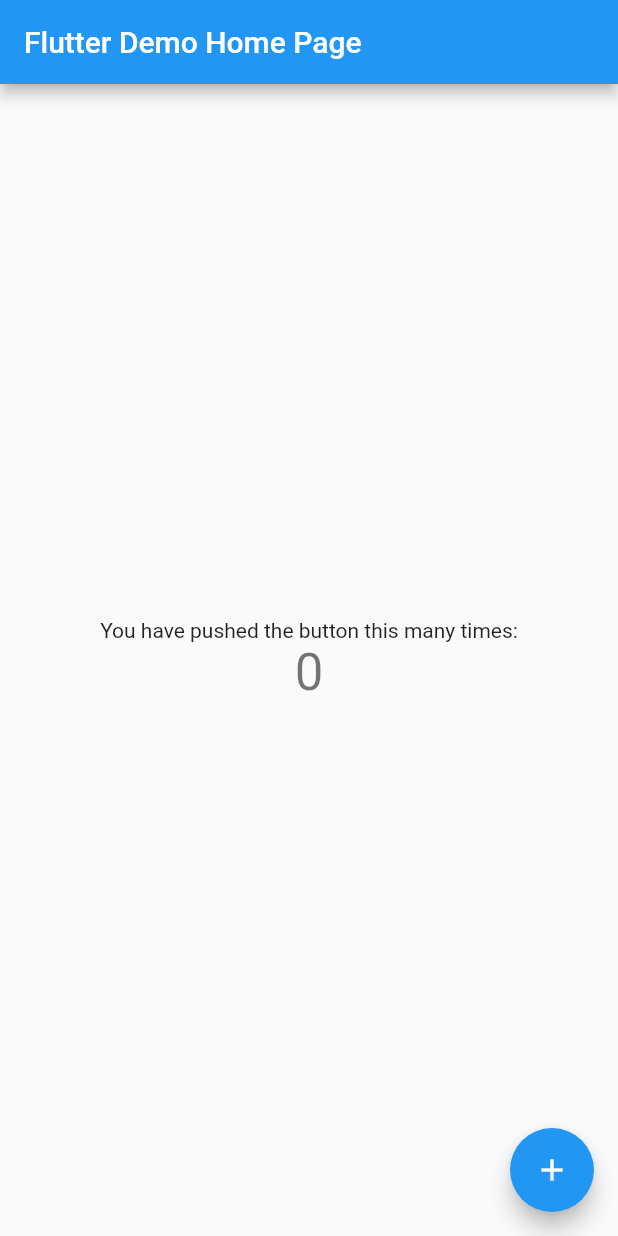
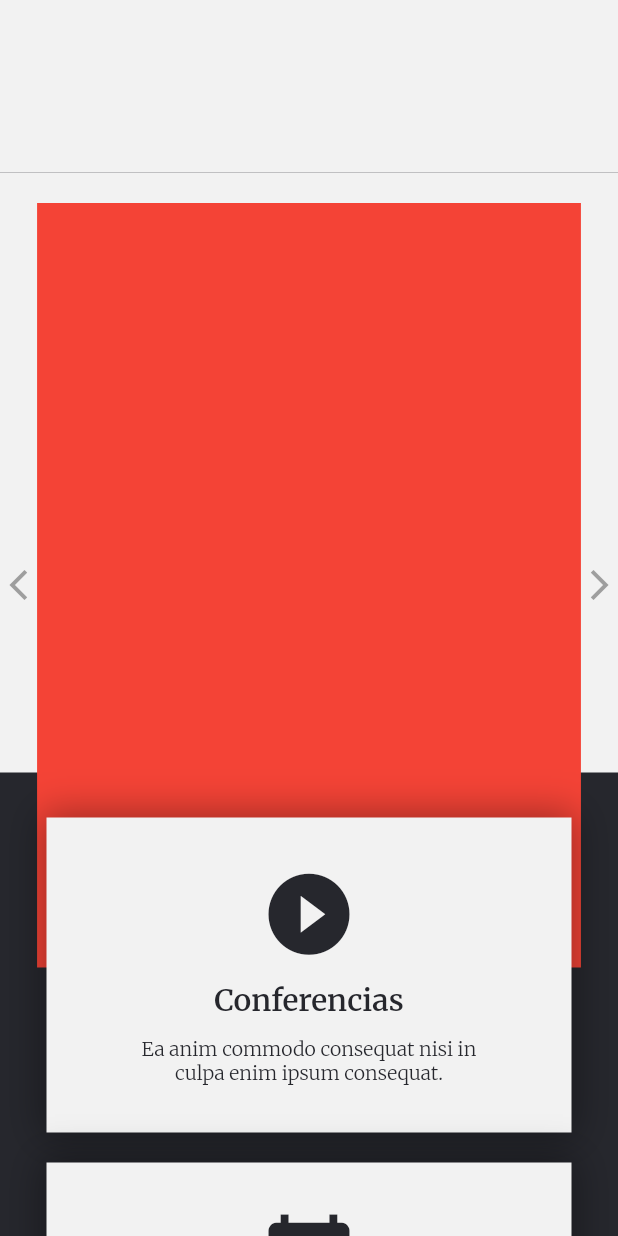
Before and after one commit to or-torah/or-torah-website, a Flutter app: the screen it shows after launch, on a phone screen of 412 x 824 dp. Run offline on Flutter 3.47's test engine with Material 2 defaults, Android fonts, the light colour scheme and no system bars; drawn by our look-alikes of carousel_slider; our stand-ins replace go_router, google_fonts.

Commit message:
Home page (#9)
* background and slideshow

* continued slideshow

* home layout

* fixed layout

* slideshow functionality

* routing for multiple pages

* buttons ui

* buttons finish

---------

Co-authored-by: deborah mizrahi <debimizfel@gmail.com>

```diff
--- a/lib/main.dart
+++ b/lib/main.dart
@@ -1,115 +1,18 @@
 import 'package:flutter/material.dart';
 
-void main() {
-  runApp(const MyApp());
-}
+import 'pages/pages.dart';
+
+void main() => runApp(const MyApp());
 
 class MyApp extends StatelessWidget {
   const MyApp({super.key});
 
-  // This widget is the root of your application.
   @override
   Widget build(BuildContext context) {
-    return MaterialApp(
-      title: 'Flutter Demo',
-      theme: ThemeData(
-        // This is the theme of your application.
-        //
-        // Try running your application with "flutter run". You'll see the
-        // application has a blue toolbar. Then, without quitting the app, try
-        // changing the primarySwatch below to Colors.green and then invoke
-        // "hot reload" (press "r" in the console where you ran "flutter run",
-        // or simply save your changes to "hot reload" in a Flutter IDE).
-        // Notice that the counter didn't reset back to zero; the application
-        // is not restarted.
-        primarySwatch: Colors.blue,
-      ),
-      home: const MyHomePage(title: 'Flutter Demo Home Page'),
+    return MaterialApp.router(
+      routerConfig: router,
+      debugShowCheckedModeBanner: false,
+      title: 'Or Torah',
     );
   }
 }
-
-class MyHomePage extends StatefulWidget {
-  const MyHomePage({super.key, required this.title});
-
-  // This widget is the home page of your application. It is stateful, meaning
-  // that it has a State object (defined below) that contains fields that affect
-  // how it looks.
-
-  // This class is the configuration for the state. It holds the values (in this
-  // case the title) provided by the parent (in this case the App widget) and
-  // used by the build method of the State. Fields in a Widget subclass are
-  // always marked "final".
-
-  final String title;
-
-  @override
-  State<MyHomePage> createState() => _MyHomePageState();
-}
-
-class _MyHomePageState extends State<MyHomePage> {
-  int _counter = 0;
-
-  void _incrementCounter() {
-    setState(() {
-      // This call to setState tells the Flutter framework that something has
-      // changed in this State, which causes it to rerun the build method below
-      // so that the display can reflect the updated values. If we changed
-      // _counter without calling setState(), then the build method would not be
-      // called again, and so nothing would appear to happen.
-      _counter++;
-    });
-  }
-
-  @override
-  Widget build(BuildContext context) {
-    // This method is rerun every time setState is called, for instance as done
-    // by the _incrementCounter method above.
-    //
-    // The Flutter framework has been optimized to make rerunning build methods
-    // fast, so that you can just rebuild anything that needs updating rather
-    // than having to individually change instances of widgets.
-    return Scaffold(
-      appBar: AppBar(
-        // Here we take the value from the MyHomePage object that was created by
-        // the App.build method, and use it to set our appbar title.
-        title: Text(widget.title),
-      ),
-      body: Center(
-        // Center is a layout widget. It takes a single child and positions it
-        // in the middle of the parent.
-        child: Column(
-          // Column is also a layout widget. It takes a list of children and
-          // arranges them vertically. By default, it sizes itself to fit its
-          // children horizontally, and tries to be as tall as its parent.
-          //
-          // Invoke "debug painting" (press "p" in the console, choose the
-          // "Toggle Debug Paint" action from the Flutter Inspector in Android
-          // Studio, or the "Toggle Debug Paint" command in Visual Studio Code)
-          // to see the wireframe for each widget.
-          //
-          // Column has various properties to control how it sizes itself and
-          // how it positions its children. Here we use mainAxisAlignment to
-          // center the children vertically; the main axis here is the vertical
-          // axis because Columns are vertical (the cross axis would be
-          // horizontal).
-          mainAxisAlignment: MainAxisAlignment.center,
-          children: <Widget>[
-            const Text(
-              'You have pushed the button this many times:',
-            ),
-            Text(
-              '$_counter',
-              style: Theme.of(context).textTheme.headlineMedium,
-            ),
-          ],
-        ),
-      ),
-      floatingActionButton: FloatingActionButton(
-        onPressed: _incrementCounter,
-        tooltip: 'Increment',
-        child: const Icon(Icons.add),
-      ), // This trailing comma makes auto-formatting nicer for build methods.
-    );
-  }
-}
--- /dev/null
+++ b/lib/pages/home/buttons/button.dart
@@ -0,0 +1,43 @@
+import 'package:flutter/material.dart';
+import 'package:or_torah_website/themes/app_theme.dart';
+
+import 'button_content.dart';
+
+class Button extends StatelessWidget {
+  final IconData icon;
+  final String title;
+  final String description;
+
+  const Button({
+    super.key,
+    required this.icon,
+    required this.title,
+    required this.description,
+  });
+
+  @override
+  Widget build(BuildContext context) {
+    return SizedBox(
+      width: 350,
+      height: 210,
+      child: Container(
+        decoration: BoxDecoration(
+          color: AppTheme.secondary,
+          boxShadow: const [
+            BoxShadow(
+              color: Color.fromARGB(90, 0, 0, 0),
+              spreadRadius: 3,
+              blurRadius: 20,
+              offset: Offset(0.0, 0.0),
+            )
+          ],
+        ),
+        child: ButtonContent(
+          icon: icon,
+          title: title,
+          description: description,
+        ),
+      ),
+    );
+  }
+}
--- /dev/null
+++ b/lib/pages/home/buttons/button_content.dart
@@ -0,0 +1,40 @@
+import 'package:flutter/material.dart';
+import 'package:or_torah_website/themes/app_theme.dart';
+
+import 'button_description.dart';
+import 'button_title.dart';
+
+class ButtonContent extends StatelessWidget {
+  const ButtonContent({
+    super.key,
+    required this.icon,
+    required this.title,
+    required this.description,
+  });
+
+  final IconData icon;
+  final String title;
+  final String description;
+
+  @override
+  Widget build(BuildContext context) {
+    return Center(
+      child: Padding(
+        padding: const EdgeInsets.symmetric(vertical: 20),
+        child: Column(
+          crossAxisAlignment: CrossAxisAlignment.center,
+          mainAxisAlignment: MainAxisAlignment.spaceEvenly,
+          children: [
+            Icon(
+              icon,
+              color: AppTheme.primary,
+              size: 65,
+            ),
+            ButtonTitle(title: title),
+            ButtonDescription(description: description),
+          ],
+        ),
+      ),
+    );
+  }
+}
--- /dev/null
+++ b/lib/pages/home/buttons/button_description.dart
@@ -0,0 +1,26 @@
+import 'package:flutter/material.dart';
+import 'package:or_torah_website/themes/app_theme.dart';
+
+class ButtonDescription extends StatelessWidget {
+  const ButtonDescription({
+    super.key,
+    required this.description,
+  });
+
+  final String description;
+
+  @override
+  Widget build(BuildContext context) {
+    return Padding(
+      padding: const EdgeInsets.symmetric(horizontal: 50),
+      child: Text(
+        description,
+        textAlign: TextAlign.center,
+        style: AppTheme.font.copyWith(
+          fontSize: 13,
+          fontWeight: FontWeight.w300,
+        ),
+      ),
+    );
+  }
+}
--- /dev/null
+++ b/lib/pages/home/buttons/button_title.dart
@@ -0,0 +1,22 @@
+import 'package:flutter/material.dart';
+import 'package:or_torah_website/themes/app_theme.dart';
+
+class ButtonTitle extends StatelessWidget {
+  const ButtonTitle({
+    super.key,
+    required this.title,
+  });
+
+  final String title;
+
+  @override
+  Widget build(BuildContext context) {
+    return Text(
+      title,
+      style: AppTheme.font.copyWith(
+        fontSize: 20,
+        fontWeight: FontWeight.w600,
+      ),
+    );
+  }
+}
--- /dev/null
+++ b/lib/pages/home/buttons/buttons.dart
@@ -0,0 +1,42 @@
+import 'package:flutter/material.dart';
+import 'package:or_torah_website/pages/home/buttons/button.dart';
+
+class Buttons extends StatelessWidget {
+  final double topOffset;
+  const Buttons({super.key, required this.topOffset});
+
+  @override
+  Widget build(BuildContext context) {
+    return SizedBox(
+      width: double.infinity,
+      child: Padding(
+        padding: EdgeInsets.only(top: topOffset),
+        child: const Wrap(
+          alignment: WrapAlignment.center,
+          spacing: 40,
+          runSpacing: 20,
+          children: [
+            Button(
+              icon: Icons.play_circle_fill,
+              title: 'Conferencias',
+              description:
+                  'Ea anim commodo consequat nisi in culpa enim ipsum consequat.',
+            ),
+            Button(
+              icon: Icons.calendar_today,
+              title: 'Templo',
+              description:
+                  'Ea anim commodo consequat nisi in culpa enim ipsum consequat.',
+            ),
+            Button(
+              icon: Icons.menu_book,
+              title: 'Libros Shem Tov',
+              description:
+                  'Ea anim commodo consequat nisi in culpa enim ipsum consequat.',
+            )
+          ],
+        ),
+      ),
+    );
+  }
+}
--- /dev/null
+++ b/lib/pages/home/home.dart
@@ -0,0 +1,24 @@
+import 'package:flutter/material.dart';
+import 'package:or_torah_website/pages/home/buttons/buttons.dart';
+import 'package:or_torah_website/pages/home/slideshow/slideshow.dart';
+import 'package:or_torah_website/themes/app_theme.dart';
+import 'package:or_torah_website/widgets/background.dart';
+
+class Home extends StatelessWidget {
+  static const double topSectionHeight = 500;
+  const Home({super.key});
+
+  @override
+  Widget build(BuildContext context) {
+    return Container(
+      color: AppTheme.primary,
+      child: Stack(
+        children: [
+          const Background(topSectionHeight: topSectionHeight - 100),
+          Slideshow(height: topSectionHeight + 10),
+          const Buttons(topOffset: topSectionHeight - 70),
+        ],
+      ),
+    );
+  }
+}
--- /dev/null
+++ b/lib/pages/home/slideshow/slides.dart
@@ -0,0 +1,28 @@
+import 'package:carousel_slider/carousel_slider.dart';
+import 'package:flutter/material.dart';
+
+class Slides extends StatelessWidget {
+  final CarouselController controller;
+  const Slides({super.key, required this.controller});
+
+  @override
+  Widget build(BuildContext context) {
+    return SizedBox(
+      width: MediaQuery.of(context).size.width * 0.88,
+      child: CarouselSlider(
+        carouselController: controller,
+        options: CarouselOptions(
+          autoPlay: true,
+          autoPlayInterval: const Duration(seconds: 8),
+          viewportFraction: 1,
+          height: double.infinity,
+        ),
+        items: [
+          Container(color: Colors.red),
+          Container(color: Colors.blue),
+          Container(color: Colors.green)
+        ],
+      ),
+    );
+  }
+}
--- /dev/null
+++ b/lib/pages/home/slideshow/slideshow.dart
@@ -0,0 +1,38 @@
+import 'package:carousel_slider/carousel_controller.dart';
+import 'package:flutter/material.dart';
+import 'package:or_torah_website/pages/home/slideshow/slideshow_button.dart';
+
+import 'slides.dart';
+
+class Slideshow extends StatelessWidget {
+  final double height;
+  final CarouselController controller = CarouselController();
+  Slideshow({super.key, required this.height});
+
+  @override
+  Widget build(BuildContext context) {
+    return Material(
+      color: Colors.transparent,
+      child: Padding(
+        padding: const EdgeInsets.only(top: 20),
+        child: SizedBox(
+          height: height,
+          child: Row(
+            mainAxisAlignment: MainAxisAlignment.spaceEvenly,
+            children: [
+              SlideshowButton(
+                icon: Icons.arrow_back_ios_new,
+                function: controller.previousPage,
+              ),
+              Slides(controller: controller),
+              SlideshowButton(
+                icon: Icons.arrow_forward_ios,
+                function: controller.nextPage,
+              ),
+            ],
+          ),
+        ),
+      ),
+    );
+  }
+}
--- /dev/null
+++ b/lib/pages/home/slideshow/slideshow_button.dart
@@ -0,0 +1,30 @@
+import 'package:flutter/material.dart';
+
+class SlideshowButton extends StatelessWidget {
+  final IconData icon;
+  final void Function() function;
+
+  const SlideshowButton({
+    super.key,
+    required this.icon,
+    required this.function,
+  });
+
+  @override
+  Widget build(BuildContext context) {
+    return Expanded(
+      child: SizedBox(
+        height: double.infinity,
+        child: InkWell(
+          onTap: function,
+          hoverColor: Colors.transparent,
+          highlightColor: Colors.transparent,
+          child: Icon(
+            icon,
+            color: Colors.grey,
+          ),
+        ),
+      ),
+    );
+  }
+}
--- /dev/null
+++ b/lib/pages/pages.dart
@@ -0,0 +1,2 @@
+export 'home/home.dart';
+export 'router.dart';
--- /dev/null
+++ b/lib/pages/router.dart
@@ -0,0 +1,13 @@
+import 'package:go_router/go_router.dart';
+import 'package:or_torah_website/widgets/page_frame.dart';
+
+import 'pages.dart';
+
+final router = GoRouter(
+  routes: [
+    GoRoute(
+      path: '/',
+      builder: (context, state) => const PageFrame(page: Home()),
+    )
+  ],
+);
--- /dev/null
+++ b/lib/themes/app_theme.dart
@@ -0,0 +1,11 @@
+import 'package:flutter/material.dart';
+import 'package:google_fonts/google_fonts.dart';
+
+class AppTheme {
+  static Color primary = const Color(0xff26272D);
+  static Color secondary = const Color(0xffF2F2F2);
+  static TextStyle font = GoogleFonts.merriweather(
+    color: primary,
+    fontSize: 16,
+  );
+}
--- /dev/null
+++ b/lib/widgets/background.dart
@@ -0,0 +1,12 @@
+import 'package:flutter/material.dart';
+import 'package:or_torah_website/themes/app_theme.dart';
+
+class Background extends StatelessWidget {
+  final double topSectionHeight;
+  const Background({super.key, required this.topSectionHeight});
+
+  @override
+  Widget build(BuildContext context) {
+    return Container(color: AppTheme.secondary, height: topSectionHeight);
+  }
+}
--- /dev/null
+++ b/lib/widgets/footer.dart
@@ -0,0 +1,14 @@
+import 'package:flutter/widgets.dart';
+import 'package:or_torah_website/themes/app_theme.dart';
+
+class Footer extends StatelessWidget {
+  const Footer({Key? key}) : super(key: key);
+
+  @override
+  Widget build(BuildContext context) {
+    return Container(
+      constraints: const BoxConstraints(minHeight: 300),
+      color: AppTheme.primary,
+    );
+  }
+}
--- /dev/null
+++ b/lib/widgets/header.dart
@@ -0,0 +1,18 @@
+import 'package:flutter/material.dart';
+import 'package:or_torah_website/themes/app_theme.dart';
+
+class Header extends StatelessWidget implements PreferredSizeWidget {
+  static const double height = 115;
+  const Header({super.key});
+
+  @override
+  Size get preferredSize => const Size.fromHeight(height);
+
+  @override
+  Widget build(BuildContext context) {
+    return Container(
+      color: AppTheme.secondary,
+      height: height,
+    );
+  }
+}
--- /dev/null
+++ b/lib/widgets/page_frame.dart
@@ -0,0 +1,25 @@
+import 'package:flutter/material.dart';
+import 'package:or_torah_website/themes/app_theme.dart';
+
+import 'footer.dart';
+import 'header.dart';
+
+class PageFrame extends StatelessWidget {
+  final Widget page;
+  const PageFrame({super.key, required this.page});
+
+  @override
+  Widget build(BuildContext context) {
+    return DefaultTextStyle(
+      style: AppTheme.font,
+      child: SingleChildScrollView(
+        child: Container(
+          constraints: BoxConstraints(
+            minHeight: MediaQuery.of(context).size.height,
+          ),
+          child: Column(children: [const Header(), page, const Footer()]),
+        ),
+      ),
+    );
+  }
+}
--- a/pubspec.yaml
+++ b/pubspec.yaml
@@ -35,6 +35,9 @@
   # The following adds the Cupertino Icons font to your application.
   # Use with the CupertinoIcons class for iOS style icons.
   cupertino_icons: ^1.0.2
+  carousel_slider: ^4.2.1
+  go_router: ^7.0.0
+  google_fonts: ^4.0.4
 
 dev_dependencies:
   flutter_test:
```
Also changed, not shown: pubspec.lock, 2 other files.
